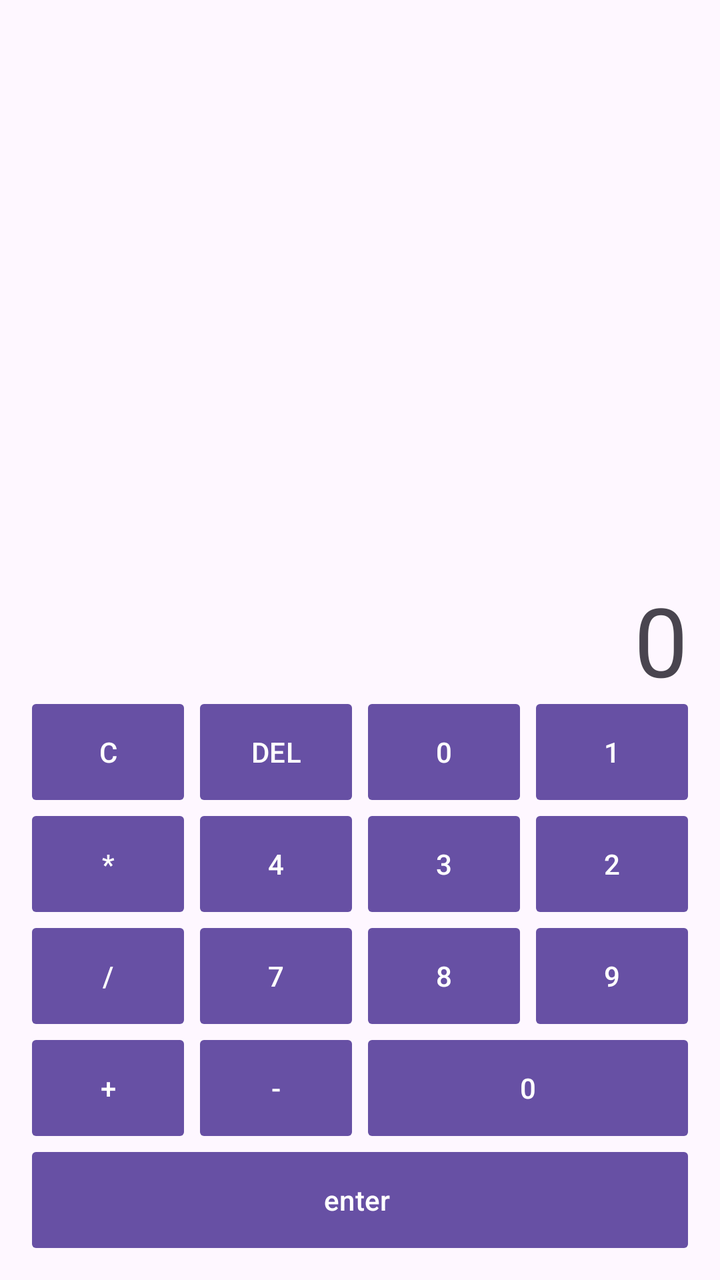
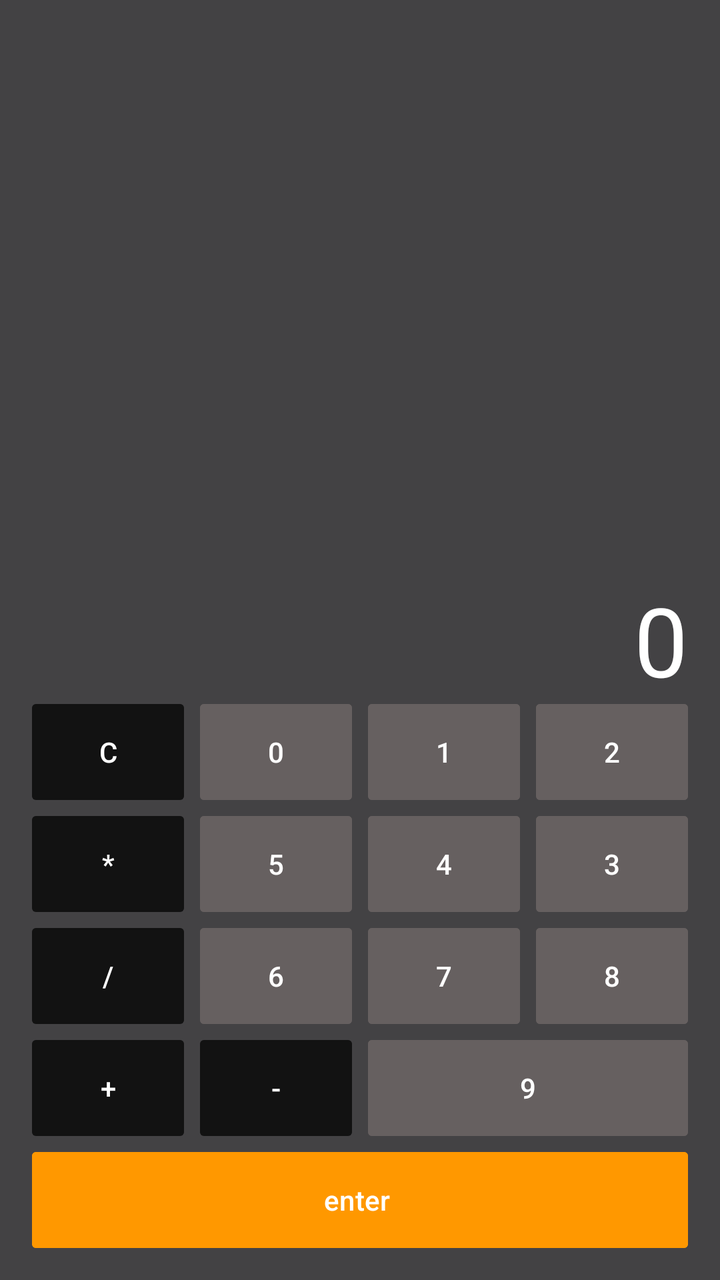

Compare the two renders of this Android layout. The source of the first and the diff that turns it into the second are given below.
<!-- AndroidManifest.xml: application theme Theme.Calculator -->
<!-- res/layout/activity_main.xml -->
<LinearLayout xmlns:android="http://schemas.android.com/apk/res/android"
    android:id="@+id/main"
    android:layout_width="match_parent"
    android:layout_height="match_parent"
    xmlns:app="http://schemas.android.com/apk/res-auto"
    android:orientation="vertical"
    android:padding="16dp">

    

    <TextView
        android:id="@+id/tvResult"
        android:layout_width="match_parent"
        android:layout_height="360dp"
        android:layout_weight="1"
        android:gravity="bottom|end"
        android:text="0"
        android:textSize="48sp" />

    <GridLayout
        android:layout_width="match_parent"
        android:layout_height="wrap_content"
        android:columnCount="4"
        android:rowCount="5">

        
        <Button
            android:id="@+id/btnClear"
            android:text="C"
            android:layout_width="0dp"
            android:layout_height="wrap_content"
            android:layout_columnWeight="1"
            android:layout_marginEnd="8dp"
            android:layout_marginBottom="8dp"
            android:insetTop="0dp"
            android:insetBottom="0dp"
            app:cornerRadius="2dp" />
        <Button
            android:id="@+id/btnDel"
            android:text="DEL"
            android:layout_width="0dp"
            android:layout_height="wrap_content"
            android:layout_columnWeight="1"
            android:layout_marginEnd="8dp"
            android:layout_marginBottom="8dp"
            android:insetTop="0dp"
            android:insetBottom="0dp"
            app:cornerRadius="2dp" />
        <Button
            android:id="@+id/btnNum0Top"
            android:text="0"
            android:layout_width="0dp"
            android:layout_height="wrap_content"
            android:layout_columnWeight="1"
            android:layout_marginEnd="8dp"
            android:layout_marginBottom="8dp"
            android:insetTop="0dp"
            android:insetBottom="0dp"
            app:cornerRadius="2dp" />
        <Button
            android:id="@+id/btnNum1"
            android:text="1"
            android:layout_width="0dp"
            android:layout_height="wrap_content"
            android:layout_columnWeight="1"
            android:layout_marginBottom="8dp"
            android:insetTop="0dp"
            android:insetBottom="0dp"
            app:cornerRadius="2dp" />

        
        <Button
            android:id="@+id/btnMultiply"
            android:text="*"
            android:layout_width="0dp"
            android:layout_height="wrap_content"
            android:layout_columnWeight="1"
            android:layout_marginEnd="8dp"
            android:layout_marginBottom="8dp"
            android:insetTop="0dp"
            android:insetBottom="0dp"
            app:cornerRadius="2dp" />
        <Button
            android:id="@+id/btnNum4"
            android:text="4"
            android:layout_width="0dp"
            android:layout_height="wrap_content"
            android:layout_columnWeight="1"
            android:layout_marginEnd="8dp"
            android:layout_marginBottom="8dp"
            android:insetTop="0dp"
            android:insetBottom="0dp"
            app:cornerRadius="2dp" />
        <Button
            android:id="@+id/btnNum3"
            android:text="3"
            android:layout_width="0dp"
            android:layout_height="wrap_content"
            android:layout_columnWeight="1"
            android:layout_marginEnd="8dp"
            android:layout_marginBottom="8dp"
            android:insetTop="0dp"
            android:insetBottom="0dp"
            app:cornerRadius="2dp" />
        <Button
            android:id="@+id/btnNum2"
            android:text="2"
            android:layout_width="0dp"
            android:layout_height="wrap_content"
            android:layout_columnWeight="1"
            android:layout_marginBottom="8dp"
            android:insetTop="0dp"
            android:insetBottom="0dp"
            app:cornerRadius="2dp" />

        
        <Button
            android:id="@+id/btnDivide"
            android:text="/"
            android:layout_width="0dp"
            android:layout_height="wrap_content"
            android:layout_columnWeight="1"
            android:layout_marginEnd="8dp"
            android:layout_marginBottom="8dp"
            android:insetTop="0dp"
            android:insetBottom="0dp"
            app:cornerRadius="2dp" />
        <Button
            android:id="@+id/btnNum7"
            android:text="7"
            android:layout_width="0dp"
            android:layout_height="wrap_content"
            android:layout_columnWeight="1"
            android:layout_marginEnd="8dp"
            android:layout_marginBottom="8dp"
            android:insetTop="0dp"
            android:insetBottom="0dp"
            app:cornerRadius="2dp" />
        <Button
            android:id="@+id/btnNum8"
            android:text="8"
            android:layout_width="0dp"
            android:layout_height="wrap_content"
            android:layout_columnWeight="1"
            android:layout_marginEnd="8dp"
            android:layout_marginBottom="8dp"
            android:insetTop="0dp"
            android:insetBottom="0dp"
            app:cornerRadius="2dp" />
        <Button
            android:id="@+id/btnNum9"
            android:text="9"
            android:layout_width="0dp"
            android:layout_height="wrap_content"
            android:layout_columnWeight="1"
            android:layout_marginBottom="8dp"
            android:insetTop="0dp"
            android:insetBottom="0dp"
            app:cornerRadius="2dp" />

        
        <Button
            android:id="@+id/btnAdd"
            android:text="+"
            android:layout_width="0dp"
            android:layout_height="wrap_content"
            android:layout_columnWeight="1"
            android:layout_marginEnd="8dp"
            android:insetTop="0dp"
            android:insetBottom="0dp"
            app:cornerRadius="2dp" />
        <Button
            android:id="@+id/btnSubtract"
            android:text="-"
            android:layout_width="0dp"
            android:layout_height="wrap_content"
            android:layout_columnWeight="1"
            android:layout_marginEnd="8dp"
            android:insetTop="0dp"
            android:insetBottom="0dp"
            app:cornerRadius="2dp" />
        <Button
            android:id="@+id/btnNum0"
            android:text="0"
            android:layout_width="0dp"
            android:layout_height="wrap_content"
            android:layout_columnSpan="2"
            android:layout_columnWeight="2"
            android:layout_gravity="fill_horizontal"
            android:insetTop="0dp"
            android:insetBottom="0dp"
            app:cornerRadius="2dp" />

        
        
        <Button
            android:id="@+id/btnEnter"
            android:text="enter "
            android:layout_width="0dp"
            android:layout_height="wrap_content"
            android:layout_columnSpan="4"
            android:layout_columnWeight="4"
            android:layout_gravity="fill_horizontal"
            android:layout_marginTop="8dp"
            android:insetTop="0dp"
            android:insetBottom="0dp"
            app:cornerRadius="2dp" />

        

    </GridLayout>

</LinearLayout>
<!-- resources referenced by this layout -->
<resources>
  <style name="Theme.Calculator" parent="Base.Theme.Calculator" />
  <style name="Base.Theme.Calculator" parent="Theme.Material3.DayNight.NoActionBar">
          
          
      </style>
</resources>

<!-- the commit's change to res/layout/activity_main.xml (unified diff, before → after) -->
@@ -4,16 +4,19 @@
     android:layout_height="match_parent"
     xmlns:app="http://schemas.android.com/apk/res-auto"
     android:orientation="vertical"
-    android:padding="16dp">
+    android:padding="16dp"
+    android:background="#BC020202">
 
     
 
     <TextView
         android:id="@+id/tvResult"
-        android:layout_width="match_parent"
-        android:layout_height="360dp"
+        android:layout_width="395dp"
+        android:layout_height="435dp"
+        android:layout_gravity="bottom|end"
         android:layout_weight="1"
         android:gravity="bottom|end"
+        android:textColor="@color/white"
         android:text="0"
         android:textSize="48sp" />
 
@@ -34,38 +37,43 @@
             android:layout_marginBottom="8dp"
             android:insetTop="0dp"
             android:insetBottom="0dp"
+            android:backgroundTint="#7C000000"
             app:cornerRadius="2dp" />
         <Button
             android:id="@+id/btnDel"
-            android:text="DEL"
-            android:layout_width="0dp"
-            android:layout_height="wrap_content"
-            android:layout_columnWeight="1"
-            android:layout_marginEnd="8dp"
-            android:layout_marginBottom="8dp"
-            android:insetTop="0dp"
-            android:insetBottom="0dp"
+            android:text="0"
+            android:layout_width="0dp"
+            android:layout_height="wrap_content"
+            android:layout_columnWeight="1"
+            android:layout_marginEnd="8dp"
+            android:layout_marginBottom="8dp"
+            android:insetTop="0dp"
+            android:insetBottom="0dp"
+            android:backgroundTint="#666060"
             app:cornerRadius="2dp" />
         <Button
             android:id="@+id/btnNum0Top"
-            android:text="0"
-            android:layout_width="0dp"
-            android:layout_height="wrap_content"
-            android:layout_columnWeight="1"
-            android:layout_marginEnd="8dp"
-            android:layout_marginBottom="8dp"
-            android:insetTop="0dp"
-            android:insetBottom="0dp"
+            android:text="1"
+            android:layout_width="0dp"
+            android:layout_height="wrap_content"
+            android:layout_columnWeight="1"
+            android:layout_marginEnd="8dp"
+            android:layout_marginBottom="8dp"
+            android:insetTop="0dp"
+            android:backgroundTint="#666060"
+            android:insetBottom="0dp"
+
             app:cornerRadius="2dp" />
         <Button
             android:id="@+id/btnNum1"
-            android:text="1"
-            android:layout_width="0dp"
-            android:layout_height="wrap_content"
-            android:layout_columnWeight="1"
-            android:layout_marginBottom="8dp"
-            android:insetTop="0dp"
-            android:insetBottom="0dp"
+            android:text="2"
+            android:layout_width="0dp"
+            android:layout_height="wrap_content"
+            android:layout_columnWeight="1"
+            android:layout_marginBottom="8dp"
+            android:insetTop="0dp"
+            android:insetBottom="0dp"
+            android:backgroundTint="#666060"
             app:cornerRadius="2dp" />
 
         
@@ -79,9 +87,22 @@
             android:layout_marginBottom="8dp"
             android:insetTop="0dp"
             android:insetBottom="0dp"
+            android:backgroundTint="#7C000000"
             app:cornerRadius="2dp" />
         <Button
             android:id="@+id/btnNum4"
+            android:text="5"
+            android:layout_width="0dp"
+            android:layout_height="wrap_content"
+            android:layout_columnWeight="1"
+            android:layout_marginEnd="8dp"
+            android:layout_marginBottom="8dp"
+            android:insetTop="0dp"
+            android:insetBottom="0dp"
+            android:backgroundTint="#666060"
+            app:cornerRadius="2dp" />
+        <Button
+            android:id="@+id/btnNum3"
             android:text="4"
             android:layout_width="0dp"
             android:layout_height="wrap_content"
@@ -90,27 +111,18 @@
             android:layout_marginBottom="8dp"
             android:insetTop="0dp"
             android:insetBottom="0dp"
-            app:cornerRadius="2dp" />
-        <Button
-            android:id="@+id/btnNum3"
+            android:backgroundTint="#666060"
+            app:cornerRadius="2dp" />
+        <Button
+            android:id="@+id/btnNum2"
             android:text="3"
             android:layout_width="0dp"
             android:layout_height="wrap_content"
             android:layout_columnWeight="1"
-            android:layout_marginEnd="8dp"
-            android:layout_marginBottom="8dp"
-            android:insetTop="0dp"
-            android:insetBottom="0dp"
-            app:cornerRadius="2dp" />
-        <Button
-            android:id="@+id/btnNum2"
-            android:text="2"
-            android:layout_width="0dp"
-            android:layout_height="wrap_content"
-            android:layout_columnWeight="1"
-            android:layout_marginBottom="8dp"
-            android:insetTop="0dp"
-            android:insetBottom="0dp"
+            android:layout_marginBottom="8dp"
+            android:insetTop="0dp"
+            android:insetBottom="0dp"
+            android:backgroundTint="#666060"
             app:cornerRadius="2dp" />
 
         
@@ -124,9 +136,22 @@
             android:layout_marginBottom="8dp"
             android:insetTop="0dp"
             android:insetBottom="0dp"
+            android:backgroundTint="#7C000000"
             app:cornerRadius="2dp" />
         <Button
             android:id="@+id/btnNum7"
+            android:text="6"
+            android:layout_width="0dp"
+            android:layout_height="wrap_content"
+            android:layout_columnWeight="1"
+            android:layout_marginEnd="8dp"
+            android:layout_marginBottom="8dp"
+            android:insetTop="0dp"
+            android:insetBottom="0dp"
+            android:backgroundTint="#666060"
+            app:cornerRadius="2dp" />
+        <Button
+            android:id="@+id/btnNum8"
             android:text="7"
             android:layout_width="0dp"
             android:layout_height="wrap_content"
@@ -135,27 +160,18 @@
             android:layout_marginBottom="8dp"
             android:insetTop="0dp"
             android:insetBottom="0dp"
-            app:cornerRadius="2dp" />
-        <Button
-            android:id="@+id/btnNum8"
+            android:backgroundTint="#666060"
+            app:cornerRadius="2dp" />
+        <Button
+            android:id="@+id/btnNum9"
             android:text="8"
             android:layout_width="0dp"
             android:layout_height="wrap_content"
             android:layout_columnWeight="1"
-            android:layout_marginEnd="8dp"
-            android:layout_marginBottom="8dp"
-            android:insetTop="0dp"
-            android:insetBottom="0dp"
-            app:cornerRadius="2dp" />
-        <Button
-            android:id="@+id/btnNum9"
-            android:text="9"
-            android:layout_width="0dp"
-            android:layout_height="wrap_content"
-            android:layout_columnWeight="1"
-            android:layout_marginBottom="8dp"
-            android:insetTop="0dp"
-            android:insetBottom="0dp"
+            android:layout_marginBottom="8dp"
+            android:insetTop="0dp"
+            android:insetBottom="0dp"
+            android:backgroundTint="#666060"
             app:cornerRadius="2dp" />
 
         
@@ -168,6 +184,7 @@
             android:layout_marginEnd="8dp"
             android:insetTop="0dp"
             android:insetBottom="0dp"
+            android:backgroundTint="#7C000000"
             app:cornerRadius="2dp" />
         <Button
             android:id="@+id/btnSubtract"
@@ -178,10 +195,11 @@
             android:layout_marginEnd="8dp"
             android:insetTop="0dp"
             android:insetBottom="0dp"
+            android:backgroundTint="#7C000000"
             app:cornerRadius="2dp" />
         <Button
             android:id="@+id/btnNum0"
-            android:text="0"
+            android:text="9"
             android:layout_width="0dp"
             android:layout_height="wrap_content"
             android:layout_columnSpan="2"
@@ -189,6 +207,7 @@
             android:layout_gravity="fill_horizontal"
             android:insetTop="0dp"
             android:insetBottom="0dp"
+            android:backgroundTint="#666060"
             app:cornerRadius="2dp" />
 
         
@@ -204,6 +223,7 @@
             android:layout_marginTop="8dp"
             android:insetTop="0dp"
             android:insetBottom="0dp"
+            android:backgroundTint="#FF9800"
             app:cornerRadius="2dp" />
 
         
<!-- resource entries referenced after the edit -->
@@ -1,5 +1,6 @@
 <!-- resources referenced by this layout -->
 <resources>
+  <color name="white">#FFFFFFFF</color>
   <style name="Theme.Calculator" parent="Base.Theme.Calculator" />
   <style name="Base.Theme.Calculator" parent="Theme.Material3.DayNight.NoActionBar">
           
